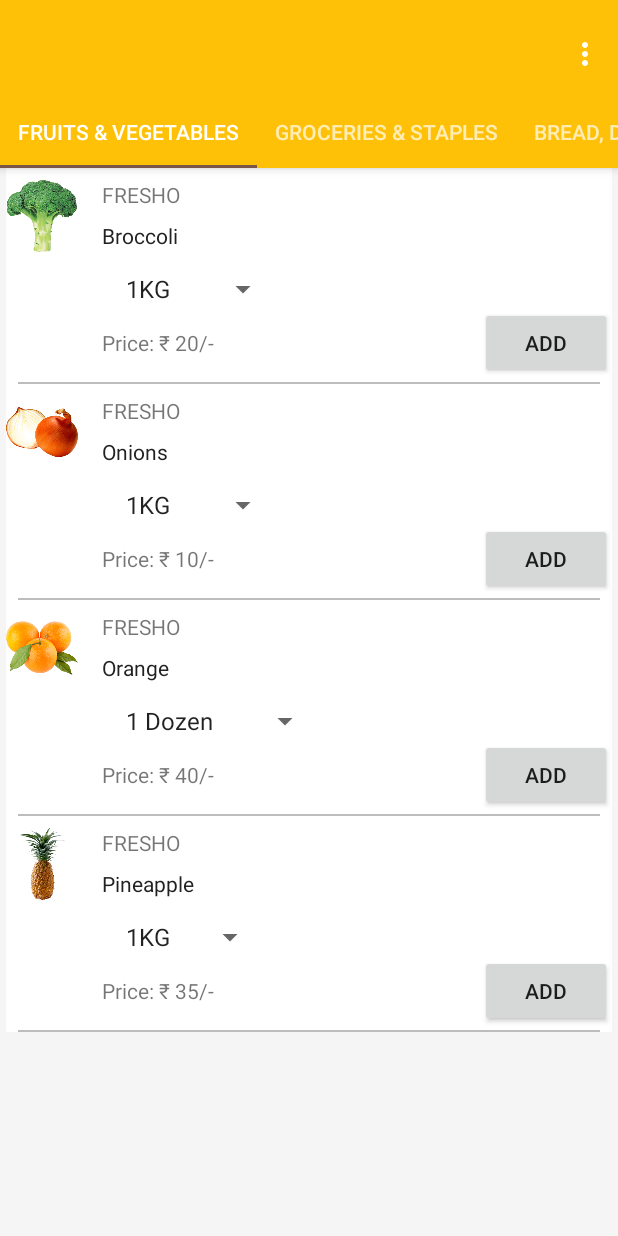
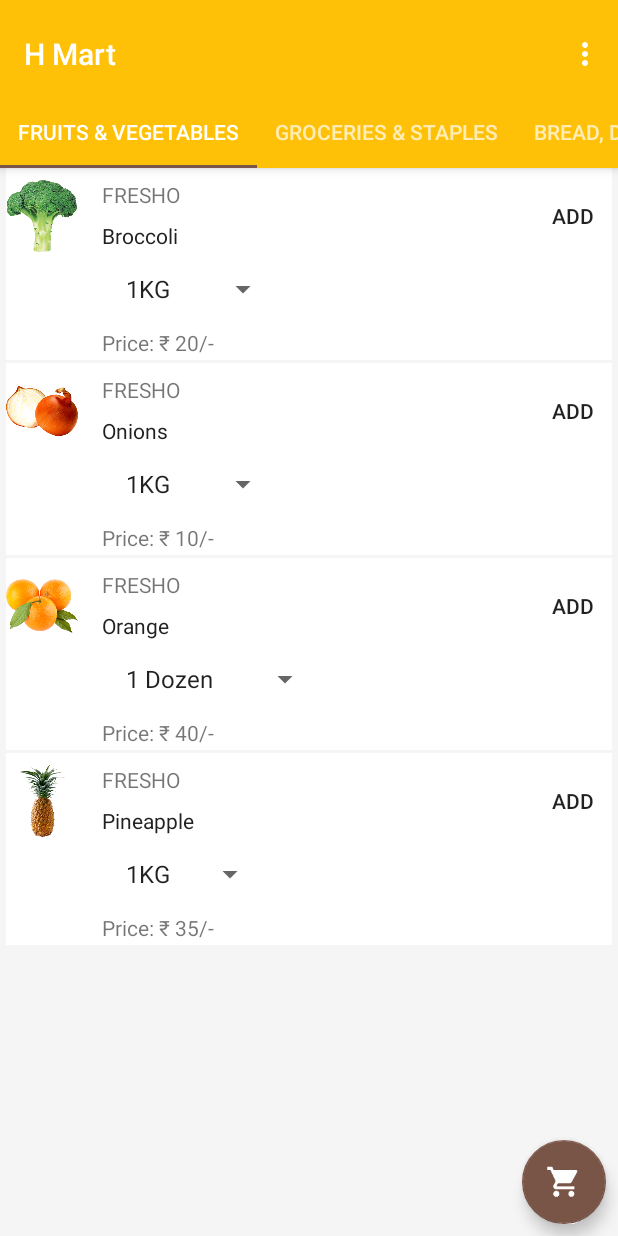
Before and after one commit to AdityaIndoori/NEEDYb1, an Android app: the H_MartProductSelection screen opened directly, with no data from a screen before it, on a phone screen of 412 x 824 dp. Run offline under Robolectric (Android 15) with nearby library versions, the phone set to English and light mode, and no system bars.

Commit message:
completed HMart upto Cart, without databases

```diff
--- a/app/src/main/java/com/example/aditya/menuview/DatabaseSqlClass.java
+++ b/app/src/main/java/com/example/aditya/menuview/DatabaseSqlClass.java
@@ -5,6 +5,7 @@ import android.content.Context;
 import android.database.Cursor;
 import android.database.sqlite.SQLiteDatabase;
 import android.database.sqlite.SQLiteOpenHelper;
+import android.os.AsyncTask;
 import android.provider.BaseColumns;
 
 import java.util.ArrayList;
@@ -85,13 +86,15 @@ public final class DatabaseSqlClass {
     }
 
     //Containing methods to create and perform actions on different tables of the databases
-    static class NeedyDatabaseHelper extends SQLiteOpenHelper{
+    static class NeedyProductDbHelper extends SQLiteOpenHelper{
         // If you change the database schema, you must increment the database version.
-        static final int DATABASE_VERSION = 2;
-        static final String DATABASE_NAME = "NeedyDatabase.db";
+        static final int DATABASE_VERSION = 1;
+        static final String DATABASE_NAME = "NeedyProducts";
+        private Context context;
 
-        NeedyDatabaseHelper(Context context){
+        NeedyProductDbHelper(Context context){
             super(context,DATABASE_NAME,null,DATABASE_VERSION);
+            this.context = context;
         }
 
         @Override
@@ -100,6 +103,32 @@ public final class DatabaseSqlClass {
             db.execSQL(SQL_CREATE_ENTRIES_BREAD_DAIRY_EGGS);
             db.execSQL(SQL_CREATE_ENTRIES_GROCERIES_STAPLES);
             db.execSQL(SQL_CREATE_ENTRIES_FRUITS_VEGETABLES);
+            AsyncTask.execute(new Runnable() {
+                @Override
+                public void run() {
+                    NeedyProductDbHelper databaseHelper = new NeedyProductDbHelper(context);
+                    //Fruits&Vegetables
+                    databaseHelper.addItemToTable(DatabaseSqlClass.FruitsVegetablesTable.TABLE_NAME_FRUITS_VEGETABLES,"Broccoli",R.drawable.broccoli,new String[]{"1KG","2KG","3KG","10KG"},new int[]{1,2,3,10},20);
+                    databaseHelper.addItemToTable(DatabaseSqlClass.FruitsVegetablesTable.TABLE_NAME_FRUITS_VEGETABLES,"Onions",R.drawable.onion,new String[]{"1KG","2KG","3KG","10KG"},new int[]{1,2,3,10},10);
+                    databaseHelper.addItemToTable(DatabaseSqlClass.FruitsVegetablesTable.TABLE_NAME_FRUITS_VEGETABLES,"Orange",R.drawable.orange,new String[]{"1 Dozen","2 Dozens","3 Dozens","5 Dozens"},new int[]{1,2,3,5},40);
+                    databaseHelper.addItemToTable(DatabaseSqlClass.FruitsVegetablesTable.TABLE_NAME_FRUITS_VEGETABLES,"Pineapple",R.drawable.pineapple,new String[]{"1KG","2KG","3KG","5KG"},new int[]{1,2,3,5},35);
+                    //Groceries&Staples
+                    databaseHelper.addItemToTable(DatabaseSqlClass.GroceriesAndStaples.TABLE_NAME_GROCERIES_STAPLES,"Rice",R.drawable.rice,new String[]{"1KG","2KG","3KG","10KG"},new int[]{1,2,3,10},20);
+                    databaseHelper.addItemToTable(DatabaseSqlClass.GroceriesAndStaples.TABLE_NAME_GROCERIES_STAPLES,"Flour",R.drawable.flour,new String[]{"1KG","2KG","3KG","10KG"},new int[]{1,2,3,10},35);
+                    databaseHelper.addItemToTable(DatabaseSqlClass.GroceriesAndStaples.TABLE_NAME_GROCERIES_STAPLES,"Olive Oil",R.drawable.oliveoil,new String[]{"1 Litre","2 Litres","3 Litres","5 Litres"},new int[]{1,2,3,5},75);
+                    databaseHelper.addItemToTable(DatabaseSqlClass.GroceriesAndStaples.TABLE_NAME_GROCERIES_STAPLES,"Cashew Nuts",R.drawable.cashew,new String[]{"1KG","2KG","3KG","10KG"},new int[]{1,2,3,10},90);
+                    //Bread&Dairy
+                    databaseHelper.addItemToTable(DatabaseSqlClass.BreadDairyAndEggs.TABLE_NAME_BREAD_DAIRY_EGGS,"Bread",R.drawable.wheatbread,new String[]{"1 Packet","2 Packets","3 Packets","5 Packets"},new int[]{1,2,3,5},25);
+                    databaseHelper.addItemToTable(DatabaseSqlClass.BreadDairyAndEggs.TABLE_NAME_BREAD_DAIRY_EGGS,"Pizza Base",R.drawable.pizzabase,new String[]{"1 Base","2 Pizza Bases","3 Pizza Bases","5 Pizza Bases"},new int[]{1,2,3,5},40);
+                    databaseHelper.addItemToTable(DatabaseSqlClass.BreadDairyAndEggs.TABLE_NAME_BREAD_DAIRY_EGGS,"Milk",R.drawable.milk,new String[]{"1 Carton","2 Cartons","3 Cartons","5 Cartons"},new int[]{1,2,3,5},20);
+                    databaseHelper.addItemToTable(DatabaseSqlClass.BreadDairyAndEggs.TABLE_NAME_BREAD_DAIRY_EGGS,"Yogurt",R.drawable.yogurt,new String[]{"1 Pack","2 Packs","3 Packs","5 Packs"},new int[]{1,2,3,5},15);
+                    //Beverages
+                    databaseHelper.addItemToTable(DatabaseSqlClass.Beverages.TABLE_NAME_BEVERAGES,"Pepsi",R.drawable.pepsi,new String[]{"1 Bottle","2 Bottles","3 Bottles","5 Bottles"},new int[]{1,2,3,5},20);
+                    databaseHelper.addItemToTable(DatabaseSqlClass.Beverages.TABLE_NAME_BEVERAGES,"Hershey's Chocolate Shake ",R.drawable.chocolatemilk,new String[]{"1 Bottle","2 Bottles","3 Bottles","5 Bottles"},new int[]{1,2,3,5},30);
+                    databaseHelper.addItemToTable(DatabaseSqlClass.Beverages.TABLE_NAME_BEVERAGES,"Tuborg",R.drawable.tuborg,new String[]{"1 Bottle","2 Bottles","3 Bottles","5 Bottles"},new int[]{1,2,3,5},60);
+                    databaseHelper.addItemToTable(DatabaseSqlClass.Beverages.TABLE_NAME_BEVERAGES,"Monster",R.drawable.monster,new String[]{"1 Can","2 Cans","3 Cans","5 Cans"},new int[]{1,2,3,5},60);
+                }
+            });
         }
 
         @Override
--- a/app/src/main/java/com/example/aditya/menuview/H_MartMainActivity.java
+++ b/app/src/main/java/com/example/aditya/menuview/H_MartMainActivity.java
@@ -44,7 +44,7 @@ public class H_MartMainActivity extends AppCompatActivity implements H_MartRecyc
 
     @Override
     public void OnListItemClickListenerForH_Mart(int clickedItemIndex, String data) {
-        Intent hMartIntent = new Intent(getApplicationContext(),hMartProductSelection.class);
+        Intent hMartIntent = new Intent(getApplicationContext(),H_MartProductSelection.class);
         hMartIntent.putExtra("clickedItemIndex",clickedItemIndex);
         startActivity(hMartIntent);
     }
--- a/app/src/main/java/com/example/aditya/menuview/hMartProductSelection.java
+++ b/app/src/main/java/com/example/aditya/menuview/H_MartProductSelection.java
@@ -3,7 +3,6 @@ package com.example.aditya.menuview;
 import android.content.Intent;
 import android.support.design.widget.TabLayout;
 import android.support.design.widget.FloatingActionButton;
-import android.support.design.widget.Snackbar;
 import android.support.v7.app.AppCompatActivity;
 import android.support.v7.widget.LinearLayoutManager;
 import android.support.v7.widget.RecyclerView;
@@ -14,19 +13,15 @@ import android.support.v4.app.FragmentManager;
 import android.support.v4.app.FragmentPagerAdapter;
 import android.support.v4.view.ViewPager;
 import android.os.Bundle;
-import android.util.Log;
 import android.view.LayoutInflater;
 import android.view.Menu;
 import android.view.MenuItem;
 import android.view.View;
 import android.view.ViewGroup;
 
-import android.widget.TextView;
+import java.util.ArrayList;
 
-import java.util.ArrayList;
-import java.util.Arrays;
-
-public class hMartProductSelection extends AppCompatActivity {
+public class H_MartProductSelection extends AppCompatActivity {
     private int clickedItemIndex;
 
     /**
@@ -38,6 +33,7 @@ public class hMartProductSelection extends AppCompatActivity {
      * {@link android.support.v4.app.FragmentStatePagerAdapter}.
      */
     private SectionsPagerAdapter mSectionsPagerAdapter;
+    public static FloatingActionButton floatingActionButtonHMartCart;
 
     /**
      * The {@link ViewPager} that will host the section contents.
@@ -51,7 +47,14 @@ public class hMartProductSelection extends AppCompatActivity {
         clickedItemIndex = getIntent().getIntExtra("clickedItemIndex",0);
         Toolbar toolbar = (Toolbar) findViewById(R.id.toolbar);
         setSupportActionBar(toolbar);
-        setTitle("");
+        setTitle("H Mart");
+        floatingActionButtonHMartCart = (FloatingActionButton) findViewById(R.id.floatingActionButtonHMartCart);
+        floatingActionButtonHMartCart.setOnClickListener(new View.OnClickListener() {
+            @Override
+            public void onClick(View v) {
+                startActivity(new Intent(getApplicationContext(),H_MartCartActivity.class));
+            }
+        });
         // Create the adapter that will return a fragment for each of the three
         // primary sections of the activity.
         mSectionsPagerAdapter = new SectionsPagerAdapter(getSupportFragmentManager());
@@ -100,7 +103,7 @@ public class hMartProductSelection extends AppCompatActivity {
         private RecyclerView recyclerViewH_MartPS;
         private H_MartPSRecyclerViewAdapter hMartPSRecyclerViewAdapter;
         private LinearLayoutManager linearLayoutManager;
-        private DatabaseSqlClass.NeedyDatabaseHelper databaseHelper;
+        private DatabaseSqlClass.NeedyProductDbHelper databaseHelper;
         int numberOfItems;
         ArrayList<String> namesArray;
         ArrayList<Integer> imagesArray;
@@ -131,14 +134,16 @@ public class hMartProductSelection extends AppCompatActivity {
         @Override
         public View onCreateView(LayoutInflater inflater, ViewGroup container,
                                  Bundle savedInstanceState) {
-            databaseHelper = new DatabaseSqlClass.NeedyDatabaseHelper(this.getActivity().getApplicationContext());
+            databaseHelper = new DatabaseSqlClass.NeedyProductDbHelper(this.getActivity().getApplicationContext());
             View rootView = inflater.inflate(R.layout.fragment_h_mart_product_selection, container, false);
+
             int categoryPosition = getArguments().getInt(ARG_SECTION_NUMBER);
             /*TextView textView = (TextView) rootView.findViewById(R.id.section_label);
             textView.setText(getString(R.string.section_format, getArguments().getInt(ARG_SECTION_NUMBER)));*/
             recyclerViewH_MartPS = (RecyclerView) rootView.findViewById(R.id.hMartPSRecyclerView);
             linearLayoutManager = new LinearLayoutManager(getContext(),LinearLayoutManager.VERTICAL,false);
             recyclerViewH_MartPS.setLayoutManager(linearLayoutManager);
+
             /*numberOfItems = 4;
             namesArray = new ArrayList<>(Arrays.asList("Onions","Rice","Tuborg","Pizza Base"));
             imagesArray= new ArrayList<>(Arrays.asList(R.drawable.onion,R.drawable.rice,R.drawable.tuborg,R.drawable.pizzabase));
@@ -158,8 +163,7 @@ public class hMartProductSelection extends AppCompatActivity {
         }
         @Override
         public void onH_MartProductClicked(int clickedItemIndex, String data) {
-            MainActivity.setToast("Position: " + clickedItemIndex + " Name: " + data,getContext());
-
+            MainActivity.setToast("Added to cart",getContext());
         }
     }
 
--- a/app/src/main/res/layout/activity_h_mart_product_selection.xml
+++ b/app/src/main/res/layout/activity_h_mart_product_selection.xml
@@ -6,7 +6,7 @@
     android:layout_width="match_parent"
     android:layout_height="match_parent"
     android:fitsSystemWindows="true"
-    tools:context="com.example.aditya.menuview.hMartProductSelection">
+    tools:context="com.example.aditya.menuview.H_MartProductSelection">
 
     <android.support.design.widget.AppBarLayout
         android:id="@+id/appbar"
@@ -37,6 +37,13 @@
         android:layout_width="match_parent"
         android:layout_height="match_parent"
         app:layout_behavior="@string/appbar_scrolling_view_behavior" />
-
+    <android.support.design.widget.FloatingActionButton
+        android:id="@+id/floatingActionButtonHMartCart"
+        android:layout_width="wrap_content"
+        android:layout_height="wrap_content"
+        android:layout_gravity="bottom|end"
+        android:layout_margin="8dp"
+        android:clickable="true"
+        android:src="@drawable/ic_shopping_cart_white_36dp" />
 
 </android.support.design.widget.CoordinatorLayout>
--- a/app/src/main/res/layout/fragment_h_mart_product_selection.xml
+++ b/app/src/main/res/layout/fragment_h_mart_product_selection.xml
@@ -1,12 +1,14 @@
 <RelativeLayout xmlns:android="http://schemas.android.com/apk/res/android"
+    xmlns:app="http://schemas.android.com/apk/res-auto"
     xmlns:tools="http://schemas.android.com/tools"
     android:layout_width="match_parent"
     android:layout_height="match_parent"
     android:layout_margin="8dp"
     android:background="@color/backgroundColor"
-    tools:context="com.example.aditya.menuview.hMartProductSelection$PlaceholderFragment">
+    tools:context="com.example.aditya.menuview.H_MartProductSelection$PlaceholderFragment">
     <android.support.v7.widget.RecyclerView
         android:layout_width="match_parent"
         android:layout_height="match_parent"
         android:id="@+id/hMartPSRecyclerView"></android.support.v7.widget.RecyclerView>
+
 </RelativeLayout>
--- a/app/src/main/res/layout/h_mart_ps_recycler_view_item.xml
+++ b/app/src/main/res/layout/h_mart_ps_recycler_view_item.xml
@@ -4,7 +4,8 @@
     android:layout_height="wrap_content"
     android:background="#ffffff"
     android:layout_marginLeft="4dp"
-    android:layout_marginRight="4dp">
+    android:layout_marginRight="4dp"
+    android:layout_marginBottom="2dp">
     <ImageView
         android:layout_width="48dp"
         android:layout_height="48dp"
@@ -47,21 +48,15 @@
         android:layout_alignStart="@id/spinnerH_MartPSRecyclerViewItem"
         android:layout_alignLeft="@id/spinnerH_MartPSRecyclerViewItem"
         android:layout_marginBottom="2dp" />
+
     <Button
+        android:id="@+id/buttonH_MartPSAdd"
+        style="@android:style/Widget.Material.Light.Button.Borderless.Small"
         android:layout_width="wrap_content"
         android:layout_height="wrap_content"
-        android:text="Add"
-        android:id="@+id/buttonH_MartPSAdd"
-        android:layout_alignBaseline="@+id/textViewH_MartProductPrice"
-        android:layout_alignBottom="@+id/textViewH_MartProductPrice"
         android:layout_alignParentRight="true"
-        android:layout_alignParentEnd="true"
-        android:layout_marginBottom="2dp" />
-    <View
-        android:layout_width="match_parent"
-        android:layout_height="1dp"
-        android:layout_below="@id/buttonH_MartPSAdd"
-        android:background="@color/dividerColor"
-        android:layout_marginLeft="8dp"
-        android:layout_marginRight="8dp"/>
+        android:layout_alignTop="@id/fresho"
+        android:layout_marginBottom="2dp"
+        android:text="Add" />
+
 </RelativeLayout>
--- a/app/src/main/res/menu/menu_h_mart_product_selection.xml
+++ b/app/src/main/res/menu/menu_h_mart_product_selection.xml
@@ -1,7 +1,7 @@
 <menu xmlns:android="http://schemas.android.com/apk/res/android"
     xmlns:app="http://schemas.android.com/apk/res-auto"
     xmlns:tools="http://schemas.android.com/tools"
-    tools:context="com.example.aditya.menuview.hMartProductSelection">
+    tools:context="com.example.aditya.menuview.H_MartProductSelection">
     <item
         android:id="@+id/action_settings"
         android:orderInCategory="100"
--- a/app/src/main/res/values/colors.xml
+++ b/app/src/main/res/values/colors.xml
@@ -1,6 +1,6 @@
 <?xml version="1.0" encoding="utf-8"?>
 <resources>
-    <color name="colorPrimary">#FFC107</color>
+    <color name="colorPrimary">#ffc107</color>
     <color name="colorPrimaryDark">#FFA000</color>
     <color name="colorAccent">#795548</color>
     <color name="primaryText">#212121</color>
```
Also changed, not shown: app/src/main/AndroidManifest.xml (+4 -3 lines), app/src/main/java/com/example/aditya/menuview/H_MartCartActivity.java (added, +53 -0 lines), app/src/main/java/com/example/aditya/menuview/H_MartCartRecyclerViewAdapter.java (added, +86 -0 lines), app/src/main/java/com/example/aditya/menuview/MainActivity.java (+3 -32 lines), app/src/main/res/layout/activity_h__mart_cart.xml (added, +52 -0 lines), app/src/main/res/layout/h_mart_cart_recycler_view_item.xml (added, +58 -0 lines), app/src/main/java/com/example/aditya/menuview/H_MartPSRecyclerViewAdapter.java (line endings or trailing spaces).
